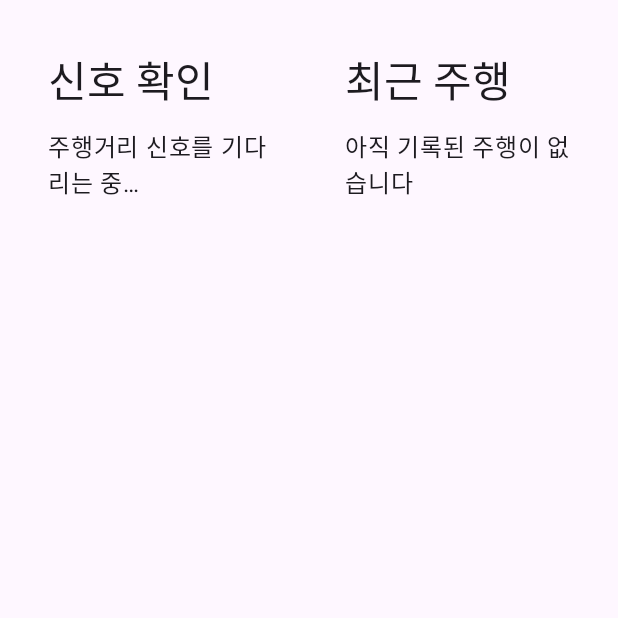
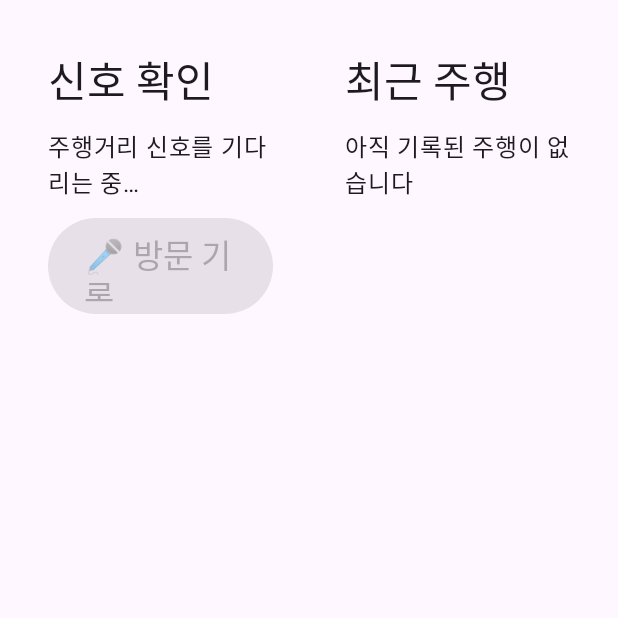
Before and after one commit to SeungJae928/2026-MobileSalesAssistant, an Android app built with Jetpack Compose: the screen it shows after launch (MainActivity), on a phone screen of 412 x 824 dp, the top half of it. Run offline under Robolectric (Android 15) with nearby library versions, the phone set to English and light mode, and no system bars; our stand-ins replace Dagger/Hilt's generated code, Room's generated code.

Commit message:
feat(ui): 방문 기록·건너뛰기 버튼으로 정차 처리를 직접 결정
음성 확인에 답하지 못했거나 자동으로 묻지 않은 곳에서도 방문을 기록할 수 있게 한다.
- 방문 기록: 정차 중·주차 직후·대기 중에만 누를 수 있고 주행 중에는 비활성화
- 건너뛰기(경유): 아직 정하지 않은 정차에서만 보인다

```diff
--- a/app/src/main/java/com/salesdrive/ui/signal/SignalCheckScreen.kt
+++ b/app/src/main/java/com/salesdrive/ui/signal/SignalCheckScreen.kt
@@ -4,9 +4,12 @@ import androidx.compose.foundation.layout.Arrangement
 import androidx.compose.foundation.layout.Column
 import androidx.compose.foundation.layout.Row
 import androidx.compose.foundation.layout.fillMaxSize
+import androidx.compose.foundation.layout.height
 import androidx.compose.foundation.layout.padding
 import androidx.compose.foundation.layout.width
+import androidx.compose.material3.Button
 import androidx.compose.material3.MaterialTheme
+import androidx.compose.material3.OutlinedButton
 import androidx.compose.material3.Text
 import androidx.compose.runtime.Composable
 import androidx.compose.runtime.getValue
@@ -14,6 +17,8 @@ import androidx.compose.ui.Modifier
 import androidx.compose.ui.unit.dp
 import androidx.lifecycle.compose.collectAsStateWithLifecycle
 import com.salesdrive.data.db.Trip
+import com.salesdrive.trip.StopDecision
+import com.salesdrive.trip.TripPhase
 import java.time.ZoneId
 import java.time.format.DateTimeFormatter
 
@@ -39,11 +44,32 @@ fun SignalCheckScreen(viewModel: SignalCheckViewModel) {
                 Field("위치", s.location?.let { "%.5f, %.5f".format(it.lat, it.lng) } ?: "-")
                 Field("마지막 이벤트", ui.recorder.lastEffect?.let { it::class.simpleName } ?: "-")
             }
+            VisitButtons(ui, onRecord = viewModel::recordVisit, onSkip = viewModel::skipVisit)
         }
         Column(Modifier.weight(1f), verticalArrangement = Arrangement.spacedBy(12.dp)) {
             Text("최근 주행", style = MaterialTheme.typography.headlineMedium)
             if (ui.recentTrips.isEmpty()) Text("아직 기록된 주행이 없습니다")
             ui.recentTrips.forEach { TripRow(it) }
+        }
+    }
+}
+
+/** 음성 확인에 답하지 못했을 때, 또는 자동으로 묻지 않은 곳에서 직접 방문을 기록할 때 쓴다 */
+@Composable
+private fun VisitButtons(ui: SignalCheckUi, onRecord: () -> Unit, onSkip: () -> Unit) {
+    val trip = ui.recorder.trip
+    if (trip.phase == TripPhase.STOPPED) {
+        val decision = if (trip.stopDecision == StopDecision.WAYPOINT) "경유지로 표시됨" else "방문 기록 여부를 정해 주세요"
+        Text("정차 중 · $decision", style = MaterialTheme.typography.titleMedium)
+    }
+    Row(horizontalArrangement = Arrangement.spacedBy(16.dp)) {
+        Button(onClick = onRecord, enabled = ui.canRecordVisit, modifier = Modifier.height(64.dp)) {
+            Text("🎤 방문 기록", style = MaterialTheme.typography.titleLarge)
+        }
+        if (ui.canSkipVisit) {
+            OutlinedButton(onClick = onSkip, modifier = Modifier.height(64.dp)) {
+                Text("건너뛰기 (경유)", style = MaterialTheme.typography.titleLarge)
+            }
         }
     }
 }
--- a/app/src/main/java/com/salesdrive/ui/signal/SignalCheckViewModel.kt
+++ b/app/src/main/java/com/salesdrive/ui/signal/SignalCheckViewModel.kt
@@ -5,27 +5,50 @@ import androidx.lifecycle.viewModelScope
 import com.salesdrive.data.db.Trip
 import com.salesdrive.data.repo.TripRepository
 import com.salesdrive.trip.RecorderState
+import com.salesdrive.trip.StopDecision
+import com.salesdrive.trip.TripPhase
 import com.salesdrive.trip.TripRecorder
+import com.salesdrive.vehicle.Gear
 import dagger.hilt.android.lifecycle.HiltViewModel
 import kotlinx.coroutines.flow.SharingStarted
 import kotlinx.coroutines.flow.StateFlow
 import kotlinx.coroutines.flow.combine
 import kotlinx.coroutines.flow.stateIn
+import kotlinx.coroutines.launch
 import javax.inject.Inject
 
 data class SignalCheckUi(
     val recorder: RecorderState = RecorderState(),
     val recentTrips: List<Trip> = emptyList(),
-)
+) {
+    private val phase get() = recorder.trip.phase
+    private val parkedNow get() = recorder.snapshot?.let { it.gear == Gear.P || it.parkingBrakeOn == true } == true
 
-/** 개발용: 기록 서비스가 보고 있는 신호·상태와 저장된 최근 주행을 보여준다 */
+    /** 주행 중에는 숨긴다. 정차 확정 전이라도 주차했다면 바로 누를 수 있다 */
+    val canRecordVisit: Boolean
+        get() = phase == TripPhase.STOPPED || phase == TripPhase.READY || (phase == TripPhase.PAUSED && parkedNow)
+
+    /** 아직 정하지 않은 정차에서만 */
+    val canSkipVisit: Boolean
+        get() = phase == TripPhase.STOPPED && recorder.trip.stopDecision == StopDecision.UNDECIDED
+}
+
+/** 개발용: 기록 서비스가 보고 있는 신호·상태와 저장된 최근 주행을 보여준다. 방문 기록 여부도 여기서 정한다 */
 @HiltViewModel
 class SignalCheckViewModel @Inject constructor(
-    recorder: TripRecorder,
+    private val recorder: TripRecorder,
     trips: TripRepository,
 ) : ViewModel() {
 
     val ui: StateFlow<SignalCheckUi> =
         combine(recorder.state, trips.observeRecent(limit = 5), ::SignalCheckUi)
             .stateIn(viewModelScope, SharingStarted.WhileSubscribed(5_000), SignalCheckUi())
+
+    fun recordVisit() {
+        viewModelScope.launch { recorder.confirmVisit() }
+    }
+
+    fun skipVisit() {
+        viewModelScope.launch { recorder.declineVisit() }
+    }
 }
```
